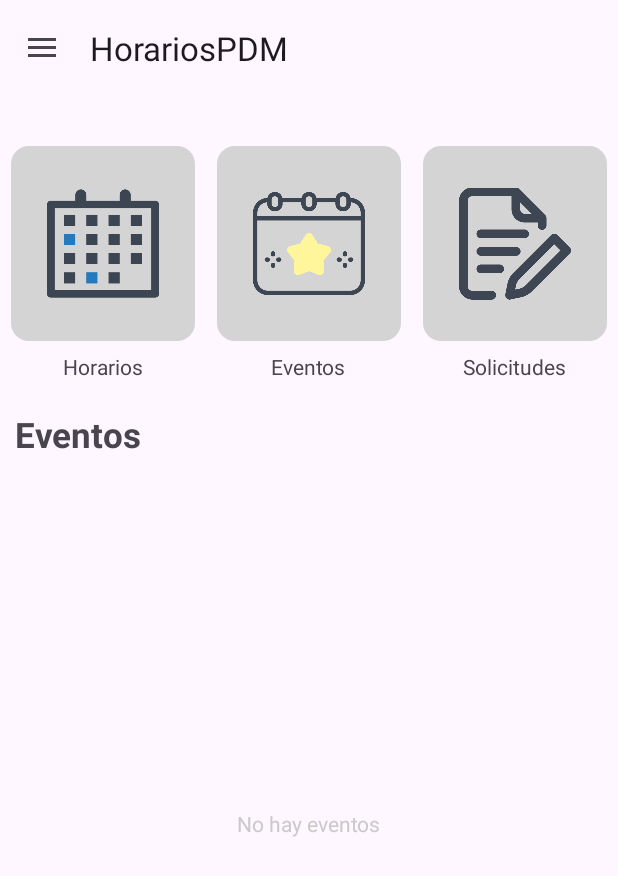
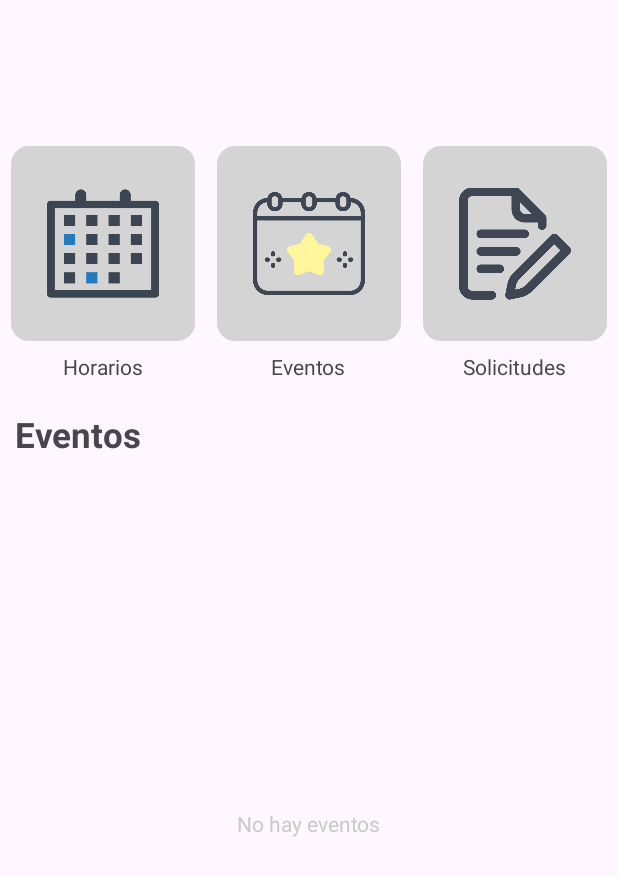
Before and after one commit to Benja789/HorariosPDM, an Android app: the screen it shows after launch (MainActivity), on a phone screen of 412 x 824 dp. Shown: the top 876 px of the screen. Run offline under Robolectric (Android 15) with nearby library versions, the light colour scheme and no system bars.

Commit message:
Configuracion del idioma ingles y deshabiltacion del menu

```diff
--- a/app/src/main/java/ues/grupo6/horariospdm/MainActivity.java
+++ b/app/src/main/java/ues/grupo6/horariospdm/MainActivity.java
@@ -21,13 +21,13 @@ public class MainActivity extends AppCompatActivity {
     }
 
     private void initToolBar () {
-        Toolbar toolbar = (Toolbar) findViewById(R.id.tool_bar_element);
-        setSupportActionBar(toolbar);
-
-        DrawerLayout drawerLayout = (DrawerLayout) findViewById(R.id.main);
-        ActionBarDrawerToggle actionBarDrawerToggle = new ActionBarDrawerToggle(this, drawerLayout, toolbar, R.string.open_menu, R.string.closed_menu);
-        drawerLayout.addDrawerListener(actionBarDrawerToggle);
-        actionBarDrawerToggle.syncState();
+//        Toolbar toolbar = (Toolbar) findViewById(R.id.tool_bar_element);
+//        setSupportActionBar(toolbar);
+//
+//        DrawerLayout drawerLayout = (DrawerLayout) findViewById(R.id.main);
+//        ActionBarDrawerToggle actionBarDrawerToggle = new ActionBarDrawerToggle(this, drawerLayout, toolbar, R.string.open_menu, R.string.closed_menu);
+//        drawerLayout.addDrawerListener(actionBarDrawerToggle);
+//        actionBarDrawerToggle.syncState();
     }
 
     public void navigateTo (View view) {
--- a/app/src/main/res/layout/activity_main.xml
+++ b/app/src/main/res/layout/activity_main.xml
@@ -111,24 +111,23 @@
         app:layout_constraintEnd_toEndOf="parent"
         app:layout_constraintStart_toStartOf="parent"
         app:layout_constraintTop_toTopOf="@id/text_title_events" />
+<!--    <androidx.drawerlayout.widget.DrawerLayout-->
+<!--        android:id="@+id/main"-->
+<!--        android:layout_width="match_parent"-->
+<!--        android:layout_height="match_parent"-->
+<!--        tools:openDrawer="start">-->
 
-    <androidx.drawerlayout.widget.DrawerLayout
-        android:id="@+id/main"
-        android:layout_width="match_parent"
-        android:layout_height="match_parent"
-        tools:openDrawer="start">
+<!--        <include-->
+<!--            layout="@layout/app_bar_main"-->
+<!--            android:layout_width="match_parent"-->
+<!--            android:layout_height="wrap_content" />-->
 
-        <include
-            layout="@layout/app_bar_main"
-            android:layout_width="match_parent"
-            android:layout_height="wrap_content" />
-
-        <com.google.android.material.navigation.NavigationView
-            android:id="@+id/navigation_bar"
-            android:layout_width="match_parent"
-            android:layout_height="match_parent"
-            android:layout_gravity="start"
-            app:layout_behavior="@string/appbar_scrolling_view_behavior"
-            app:menu="@menu/activity_main_drawer" />
-    </androidx.drawerlayout.widget.DrawerLayout>
+<!--        <com.google.android.material.navigation.NavigationView-->
+<!--            android:id="@+id/navigation_bar"-->
+<!--            android:layout_width="wrap_content"-->
+<!--            android:layout_height="wrap_content"-->
+<!--            android:layout_gravity="start"-->
+<!--            app:layout_behavior="@string/appbar_scrolling_view_behavior"-->
+<!--            app:menu="@menu/activity_main_drawer" />-->
+<!--    </androidx.drawerlayout.widget.DrawerLayout>-->
 </androidx.constraintlayout.widget.ConstraintLayout>
--- a/app/src/main/res/values/strings.xml
+++ b/app/src/main/res/values/strings.xml
@@ -1,5 +1,4 @@
 <resources>
-    <string name="app_name">HorariosPDM</string>
     <!-- Strings de Menu -->
     <string name="title_activity_grupo_menu">GrupoMenuActivity</string>
     <string name="title_activity_tipo_grupo_menu">TipoGrupoMenuActivity</string>
```
Also changed, not shown: 1 other file.
